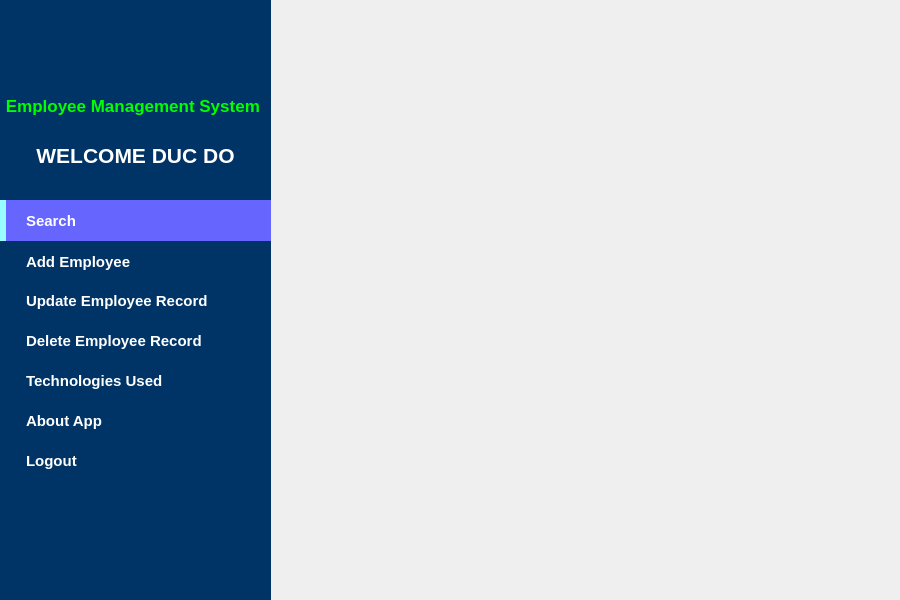
Above: mainwindow.ui from duc1023as/EmployeeSys before the change. Below: the same form after it.
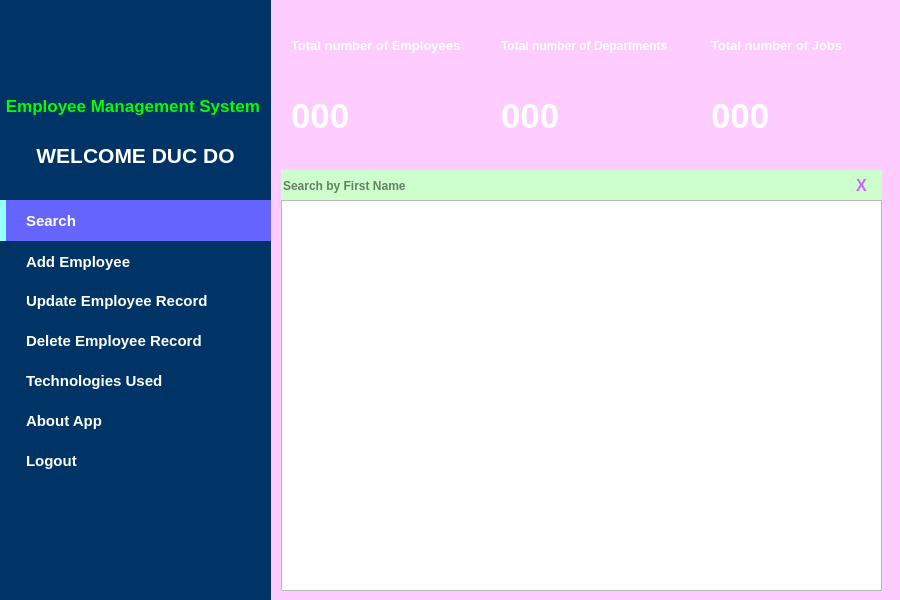
That is the form after the change. The open tabs and pages were chosen to show the change. Icons and pictures are not drawn.

Commit message: add Search Page

```diff
--- a/mainwindow.ui
+++ b/mainwindow.ui
@@ -19,7 +19,7 @@
      <rect>
       <x>0</x>
       <y>0</y>
-      <width>900</width>
+      <width>1000</width>
       <height>600</height>
      </rect>
     </property>
@@ -571,6 +571,314 @@
        </property>
       </widget>
      </widget>
+     <widget class="QStackedWidget" name="mainStack">
+      <property name="geometry">
+       <rect>
+        <x>271</x>
+        <y>0</y>
+        <width>629</width>
+        <height>600</height>
+       </rect>
+      </property>
+      <property name="font">
+       <font>
+        <pointsize>10</pointsize>
+        <bold>true</bold>
+       </font>
+      </property>
+      <property name="styleSheet">
+       <string notr="true"/>
+      </property>
+      <widget class="QWidget" name="searchPage">
+       <property name="styleSheet">
+        <string notr="true">#searchPage{
+	background:#FFCCFF;
+}</string>
+       </property>
+       <widget class="QLabel" name="employeeImg">
+        <property name="geometry">
+         <rect>
+          <x>10</x>
+          <y>10</y>
+          <width>190</width>
+          <height>151</height>
+         </rect>
+        </property>
+        <property name="text">
+         <string/>
+        </property>
+        <property name="pixmap">
+         <pixmap resource="Resource.qrc">:/picture/img/employee.png</pixmap>
+        </property>
+        <property name="scaledContents">
+         <bool>true</bool>
+        </property>
+       </widget>
+       <widget class="QLabel" name="departmentImg">
+        <property name="geometry">
+         <rect>
+          <x>220</x>
+          <y>10</y>
+          <width>190</width>
+          <height>151</height>
+         </rect>
+        </property>
+        <property name="text">
+         <string/>
+        </property>
+        <property name="pixmap">
+         <pixmap resource="Resource.qrc">:/picture/img/department.png</pixmap>
+        </property>
+        <property name="scaledContents">
+         <bool>true</bool>
+        </property>
+       </widget>
+       <widget class="QLabel" name="jboImg">
+        <property name="geometry">
+         <rect>
+          <x>430</x>
+          <y>10</y>
+          <width>190</width>
+          <height>151</height>
+         </rect>
+        </property>
+        <property name="text">
+         <string/>
+        </property>
+        <property name="pixmap">
+         <pixmap resource="Resource.qrc">:/picture/img/project.png</pixmap>
+        </property>
+        <property name="scaledContents">
+         <bool>true</bool>
+        </property>
+       </widget>
+       <widget class="QLabel" name="titleEmployee">
+        <property name="geometry">
+         <rect>
+          <x>20</x>
+          <y>30</y>
+          <width>171</width>
+          <height>31</height>
+         </rect>
+        </property>
+        <property name="font">
+         <font>
+          <pointsize>10</pointsize>
+          <bold>true</bold>
+         </font>
+        </property>
+        <property name="styleSheet">
+         <string notr="true">#titleEmployee{
+	color:white;
+}</string>
+        </property>
+        <property name="text">
+         <string>Total number of Employees</string>
+        </property>
+       </widget>
+       <widget class="QLabel" name="titleDepart">
+        <property name="geometry">
+         <rect>
+          <x>230</x>
+          <y>30</y>
+          <width>171</width>
+          <height>31</height>
+         </rect>
+        </property>
+        <property name="font">
+         <font>
+          <pointsize>9</pointsize>
+          <bold>true</bold>
+         </font>
+        </property>
+        <property name="styleSheet">
+         <string notr="true">#titleDepart{
+	color:white;
+}</string>
+        </property>
+        <property name="text">
+         <string>Total number of Departments</string>
+        </property>
+       </widget>
+       <widget class="QLabel" name="titleJob">
+        <property name="geometry">
+         <rect>
+          <x>440</x>
+          <y>30</y>
+          <width>171</width>
+          <height>31</height>
+         </rect>
+        </property>
+        <property name="font">
+         <font>
+          <pointsize>10</pointsize>
+          <bold>true</bold>
+         </font>
+        </property>
+        <property name="styleSheet">
+         <string notr="true">#titleJob{
+	color:white;
+}</string>
+        </property>
+        <property name="text">
+         <string>Total number of Jobs</string>
+        </property>
+       </widget>
+       <widget class="QLabel" name="noEmployee">
+        <property name="geometry">
+         <rect>
+          <x>20</x>
+          <y>90</y>
+          <width>161</width>
+          <height>51</height>
+         </rect>
+        </property>
+        <property name="font">
+         <font>
+          <pointsize>26</pointsize>
+          <bold>true</bold>
+         </font>
+        </property>
+        <property name="styleSheet">
+         <string notr="true">#noEmployee{
+	color:white;
+}</string>
+        </property>
+        <property name="text">
+         <string>000</string>
+        </property>
+       </widget>
+       <widget class="QLabel" name="noDepart">
+        <property name="geometry">
+         <rect>
+          <x>230</x>
+          <y>90</y>
+          <width>161</width>
+          <height>51</height>
+         </rect>
+        </property>
+        <property name="font">
+         <font>
+          <pointsize>26</pointsize>
+          <bold>true</bold>
+         </font>
+        </property>
+        <property name="styleSheet">
+         <string notr="true">#noDepart{
+	color:white;
+}</string>
+        </property>
+        <property name="text">
+         <string>000</string>
+        </property>
+       </widget>
+       <widget class="QLabel" name="noJob">
+        <property name="geometry">
+         <rect>
+          <x>440</x>
+          <y>90</y>
+          <width>161</width>
+          <height>51</height>
+         </rect>
+        </property>
+        <property name="font">
+         <font>
+          <pointsize>26</pointsize>
+          <bold>true</bold>
+         </font>
+        </property>
+        <property name="styleSheet">
+         <string notr="true">#noJob{
+	color:white;
+}</string>
+        </property>
+        <property name="text">
+         <string>000</string>
+        </property>
+       </widget>
+       <widget class="QLineEdit" name="searchBar">
+        <property name="geometry">
+         <rect>
+          <x>10</x>
+          <y>170</y>
+          <width>561</width>
+          <height>31</height>
+         </rect>
+        </property>
+        <property name="font">
+         <font>
+          <pointsize>9</pointsize>
+          <bold>true</bold>
+         </font>
+        </property>
+        <property name="styleSheet">
+         <string notr="true">#searchBar{
+	background:	#CCFFCC;
+	border:none;
+}</string>
+        </property>
+        <property name="placeholderText">
+         <string>Search by First Name</string>
+        </property>
+       </widget>
+       <widget class="QPushButton" name="clearButton">
+        <property name="geometry">
+         <rect>
+          <x>570</x>
+          <y>170</y>
+          <width>41</width>
+          <height>31</height>
+         </rect>
+        </property>
+        <property name="font">
+         <font>
+          <pointsize>12</pointsize>
+          <bold>true</bold>
+         </font>
+        </property>
+        <property name="styleSheet">
+         <string notr="true">#clearButton{
+	background:#CCFFCC;
+	border:none;
+	color:#CC66FF;
+}
+#clearButton:hover{
+	background:#FF0000;
+}</string>
+        </property>
+        <property name="text">
+         <string>X</string>
+        </property>
+       </widget>
+       <widget class="QTableView" name="infoTable">
+        <property name="geometry">
+         <rect>
+          <x>10</x>
+          <y>200</y>
+          <width>601</width>
+          <height>391</height>
+         </rect>
+        </property>
+        <property name="styleSheet">
+         <string notr="true">#searchBar{
+	color:black;
+}</string>
+        </property>
+        <attribute name="horizontalHeaderVisible">
+         <bool>true</bool>
+        </attribute>
+        <attribute name="horizontalHeaderHighlightSections">
+         <bool>true</bool>
+        </attribute>
+        <attribute name="verticalHeaderVisible">
+         <bool>false</bool>
+        </attribute>
+       </widget>
+      </widget>
+      <widget class="QWidget" name="addPage"/>
+     </widget>
+     <zorder>mainStack</zorder>
+     <zorder>sideBar</zorder>
     </widget>
    </widget>
   </widget>
```
Left out of the diff: 20 changed lines with no effect on the pictures. The commit also changes 14 other files.
